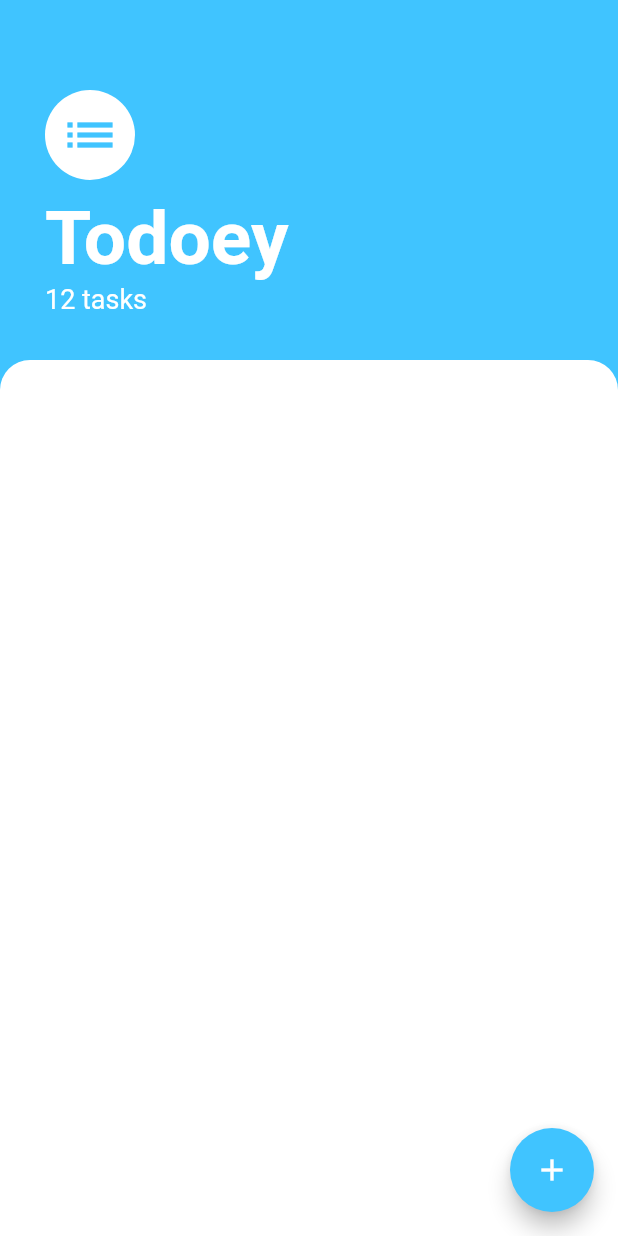
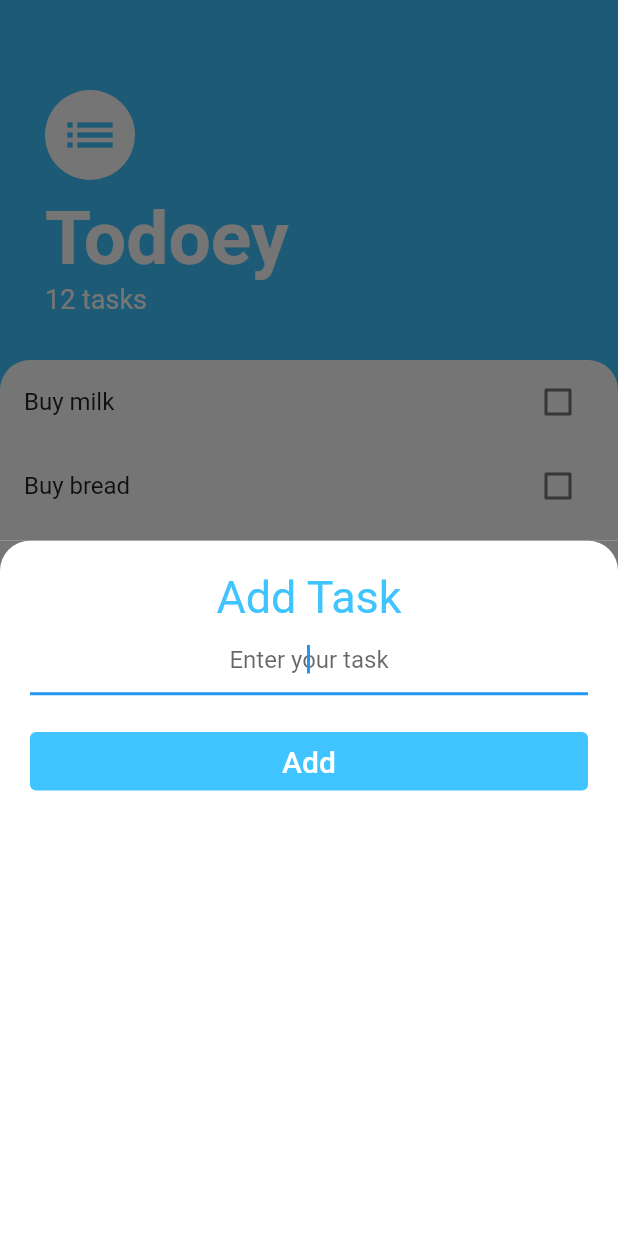
Before and after one commit to creaturerigger/todoey_flutter, a Flutter app: the screen it shows after launch, after a tap on the "add" icon, on a phone screen of 412 x 824 dp. Run offline on Flutter 3.47's test engine with Material 2 defaults, Android fonts, the phone set to English and light mode, and no system bars.

Commit message:
New props are added

```diff
--- /dev/null
+++ b/lib/screens/add_task_screen.dart
@@ -0,0 +1,57 @@
+import 'package:flutter/material.dart';
+
+class AddTaskScreen extends StatelessWidget {
+  const AddTaskScreen({Key? key}) : super(key: key);
+
+  @override
+  Widget build(BuildContext context) {
+    return Container(
+      color: const Color(0xFF757575),
+      child: Container(
+        decoration: const BoxDecoration(
+          color: Colors.white,
+          borderRadius: BorderRadius.only(
+            topLeft: Radius.circular(20.0),
+            topRight: Radius.circular(20.0),
+          ),
+        ),
+        padding: const EdgeInsets.all(20.0),
+        child: Column(
+          mainAxisAlignment: MainAxisAlignment.start,
+          crossAxisAlignment: CrossAxisAlignment.center,
+          children: <Widget>[
+            const Text(
+              'Add Task',
+              style: TextStyle(
+                fontSize: 30.0,
+                color: Colors.lightBlueAccent,
+              ),
+            ),
+            const TextField(
+              autofocus: true,
+              textAlign: TextAlign.center,
+              decoration: InputDecoration(
+                hintText: 'Enter your task',
+              ),
+            ),
+            Padding(
+              padding: const EdgeInsets.only(top: 20.0),
+              child: TextButton(
+                child: const Text(
+                  'Add',
+                  style: TextStyle(fontSize: 20.0),
+                ),
+                style: TextButton.styleFrom(
+                  primary: Colors.white,
+                  backgroundColor: Colors.lightBlueAccent,
+                  minimumSize: const Size.fromHeight(30.0),
+                ),
+                onPressed: () {},
+              ),
+            ),
+          ],
+        ),
+      ),
+    );
+  }
+}
--- a/lib/screens/tasks_screen.dart
+++ b/lib/screens/tasks_screen.dart
@@ -1,7 +1,10 @@
 import 'package:flutter/material.dart';
+import 'package:todoey_flutter/widgets/task_tile.dart';
+import 'package:todoey_flutter/screens/add_task_screen.dart';
 
 class TasksScreen extends StatelessWidget {
   const TasksScreen({Key? key}) : super(key: key);
+
   @override
   Widget build(BuildContext context) {
     return Scaffold(
@@ -9,7 +12,12 @@ class TasksScreen extends StatelessWidget {
       floatingActionButton: FloatingActionButton(
         backgroundColor: Colors.lightBlueAccent,
         child: const Icon(Icons.add),
-        onPressed: () {},
+        onPressed: () {
+          showModalBottomSheet(
+            context: context,
+            builder: (context) => const AddTaskScreen(),
+          );
+        },
       ),
       body: Column(
         crossAxisAlignment: CrossAxisAlignment.start,
@@ -56,7 +64,10 @@ class TasksScreen extends StatelessWidget {
           ),
           Expanded(
             child: Container(
-              child: null,
+              child: ListView(children: <Widget>[
+                TaskTile(title: 'Buy milk', isChecked: false),
+                TaskTile(title: 'Buy bread', isChecked: false),
+              ]),
               decoration: const BoxDecoration(
                 color: Colors.white,
                 borderRadius: BorderRadius.only(
--- /dev/null
+++ b/lib/widgets/task_tile.dart
@@ -0,0 +1,41 @@
+import 'package:flutter/material.dart';
+
+// ignore: must_be_immutable
+class TaskTile extends StatefulWidget {
+  bool isChecked;
+  final String title;
+  final Function()? longPressCallback;
+
+  TaskTile(
+      {Key? key,
+      required this.isChecked,
+      required this.title,
+      this.longPressCallback})
+      : super(key: key);
+  @override
+  _TaskTileState createState() => _TaskTileState();
+}
+
+class _TaskTileState extends State<TaskTile> {
+  @override
+  Widget build(BuildContext context) {
+    return ListTile(
+      onLongPress: widget.longPressCallback,
+      title: Text(
+        widget.title,
+        style: TextStyle(
+          decoration: widget.isChecked ? TextDecoration.lineThrough : null,
+        ),
+      ),
+      trailing: Checkbox(
+        activeColor: Colors.lightBlueAccent,
+        value: widget.isChecked,
+        onChanged: (value) {
+          setState(() {
+            widget.isChecked = value!;
+          });
+        },
+      ),
+    );
+  }
+}
```
